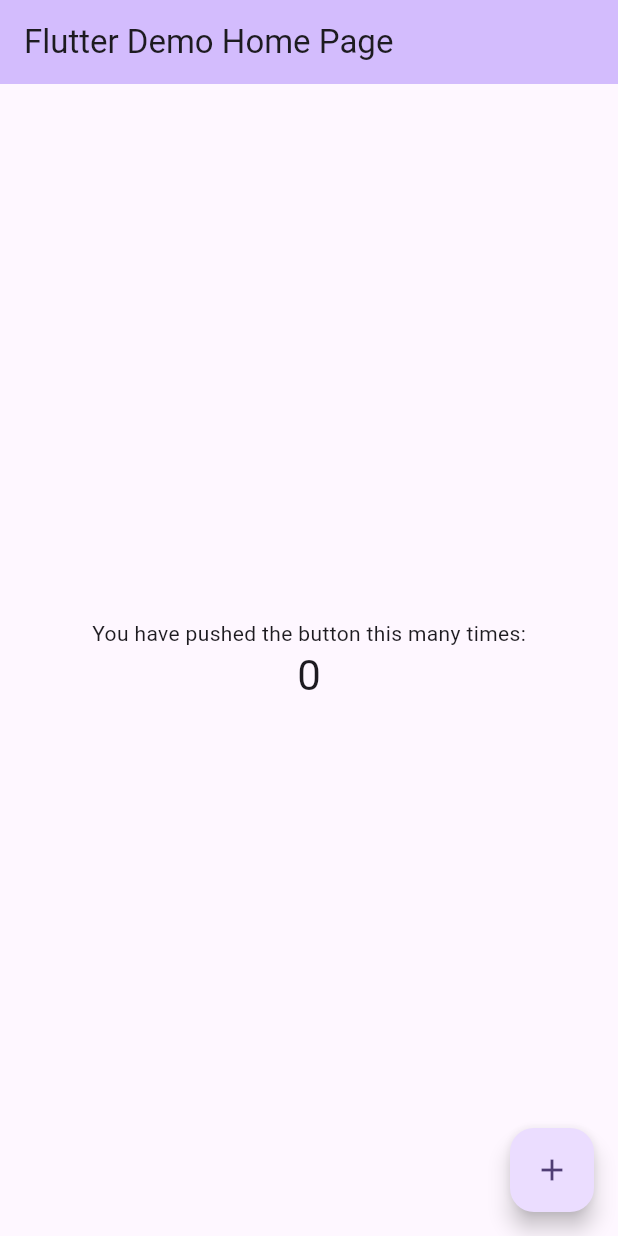
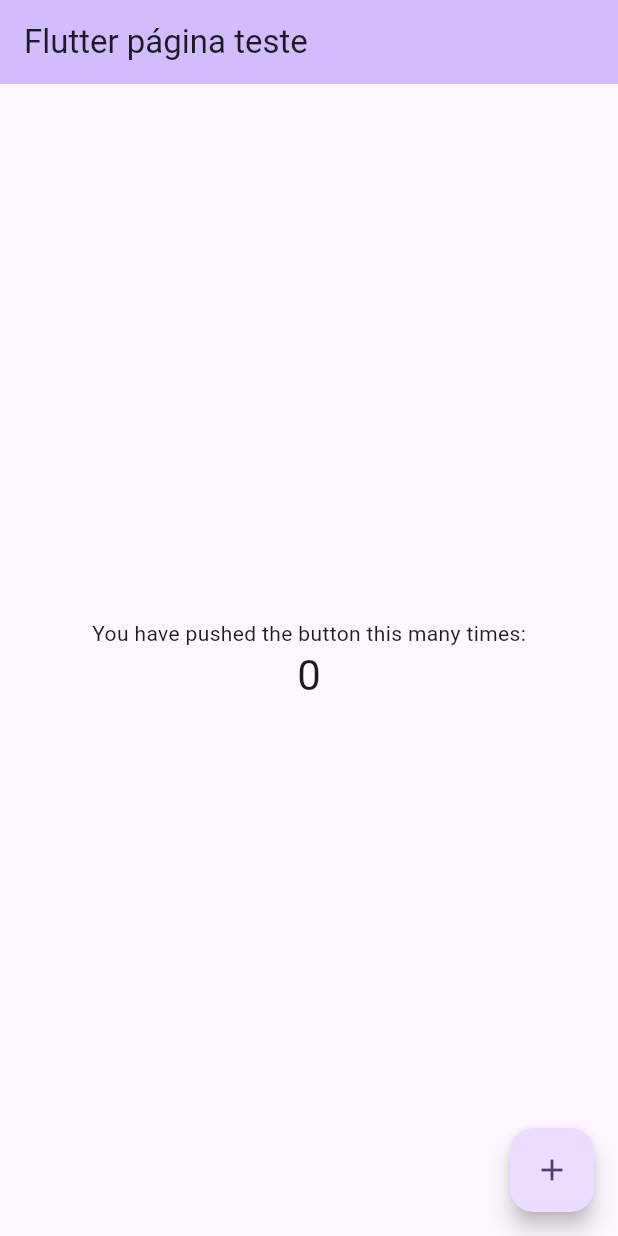
Before and after one commit to SergioRibeiroSilva/flutter_casa_quartel, a Flutter app: the screen it shows after launch, on a phone screen of 412 x 824 dp. Run offline on Flutter 3.47's test engine with Material 3 defaults, Android fonts, the phone set to English and light mode, and no system bars.

Commit message:
Segundo envio

```diff
--- a/lib/main.dart
+++ b/lib/main.dart
@@ -28,9 +28,11 @@ class MyApp extends StatelessWidget {
         //
         // This works for code too, not just values: Most code changes can be
         // tested with just a hot reload.
-        colorScheme: ColorScheme.fromSeed(seedColor: Colors.deepPurple),
+        colorScheme: ColorScheme.fromSeed(
+          seedColor: Colors.deepPurple,
+        ),
       ),
-      home: const MyHomePage(title: 'Flutter Demo Home Page'),
+      home: const MyHomePage(title: 'Flutter página teste'),
     );
   }
 }
@@ -80,7 +82,8 @@ class _MyHomePageState extends State<MyHomePage> {
         // TRY THIS: Try changing the color here to a specific color (to
         // Colors.amber, perhaps?) and trigger a hot reload to see the AppBar
         // change color while the other colors stay the same.
-        backgroundColor: Theme.of(context).colorScheme.inversePrimary,
+        backgroundColor:
+            Theme.of(context).colorScheme.inversePrimary,
         // Here we take the value from the MyHomePage object that was created by
         // the App.build method, and use it to set our appbar title.
         title: Text(widget.title),
@@ -104,10 +107,15 @@ class _MyHomePageState extends State<MyHomePage> {
           // wireframe for each widget.
           mainAxisAlignment: MainAxisAlignment.center,
           children: <Widget>[
-            const Text('You have pushed the button this many times:'),
+            const Text(
+              'You have pushed the button this many times:',
+            ),
             Text(
               '$_counter',
-              style: Theme.of(context).textTheme.headlineMedium,
+              style:
+                  Theme.of(
+                    context,
+                  ).textTheme.headlineMedium,
             ),
           ],
         ),
```
